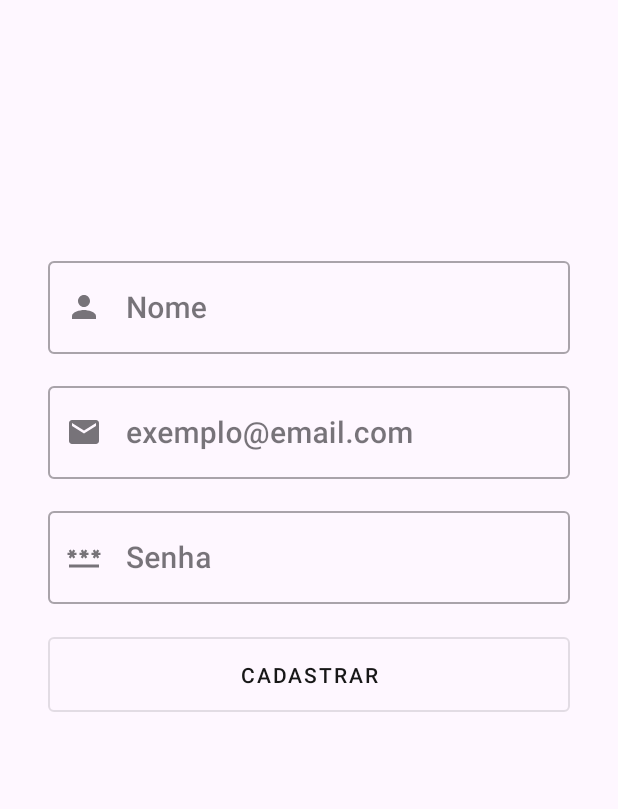
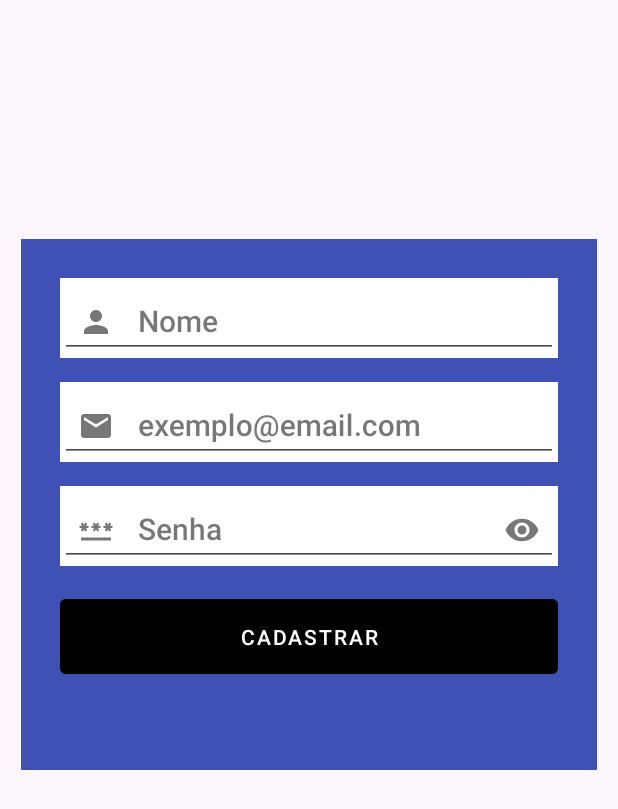
Before and after one commit to JorgeTranin/App-Loja-Virtual-Android-Master, an Android app: the RegisterFragment screen opened through its navigation route, on a phone screen of 412 x 824 dp. Shown: the top 809 px of the screen. Run offline under Robolectric (Android 15) with nearby library versions, the phone set to English and light mode, and no system bars; our stand-ins replace Firebase (no records; nobody signed in at launch, a user with empty details on screens opened directly).

Commit message:
feat - implementa cadastro de usuario com email e password

```diff
--- a/app/build.gradle.kts
+++ b/app/build.gradle.kts
@@ -43,6 +43,7 @@ dependencies {
     //Firebase
     implementation ("com.github.bumptech.glide:glide:4.16.0")
     implementation("com.google.firebase:firebase-auth:22.3.1")
+    implementation("com.google.firebase:firebase-storage:20.3.0")
     annotationProcessor ("com.github.bumptech.glide:compiler:4.12.0")
 
     //retrofit
--- a/app/src/main/java/com/jorge/lojavirtualandroidmaster/view/auth/AuthActivity.kt
+++ b/app/src/main/java/com/jorge/lojavirtualandroidmaster/view/auth/AuthActivity.kt
@@ -16,7 +16,11 @@ class AuthActivity : AppCompatActivity() {
         val navHostFragment =
             supportFragmentManager.findFragmentById(R.id.loginFragment) as NavHostFragment
         val navController = navHostFragment.navController
+
+
     }
 
 
+
+
 }
--- a/app/src/main/java/com/jorge/lojavirtualandroidmaster/view/auth/LoginFragment.kt
+++ b/app/src/main/java/com/jorge/lojavirtualandroidmaster/view/auth/LoginFragment.kt
@@ -1,15 +1,22 @@
 package com.jorge.lojavirtualandroidmaster.view.auth
 
+import android.content.Intent
 import android.os.Bundle
 import android.view.LayoutInflater
 import android.view.View
 import android.view.ViewGroup
 import androidx.fragment.app.Fragment
 import androidx.navigation.fragment.findNavController
+import com.google.android.material.snackbar.Snackbar
+import com.google.firebase.Firebase
+import com.google.firebase.auth.FirebaseAuth
+import com.google.firebase.auth.auth
 import com.jorge.lojavirtualandroidmaster.R
 import com.jorge.lojavirtualandroidmaster.databinding.FragmentLoginBinding
+import com.jorge.lojavirtualandroidmaster.view.activitys.MainActivity
 
 class LoginFragment : Fragment() {
+    private lateinit var auth: FirebaseAuth
     private var _binding: FragmentLoginBinding? = null
     private val binding get() = _binding!!
     override fun onCreateView(
@@ -21,16 +28,42 @@ class LoginFragment : Fragment() {
         val view = binding.root
         return view
 
+
     }
 
     override fun onViewCreated(view: View, savedInstanceState: Bundle?) {
         super.onViewCreated(view, savedInstanceState)
+        auth = Firebase.auth
+        val currentUser = auth.currentUser
+
+        if (currentUser != null){
+            val intent = Intent(requireContext(), MainActivity::class.java)
+            startActivity(intent)
+        }
         setupListeners()
     }
+
+
 
     private fun setupListeners() {
         binding.btnRegister.setOnClickListener {
             findNavController().navigate(R.id.action_loginFragment_to_registerFragment)
+        }
+        binding.imageLogin.setOnClickListener {
+            val email = binding.etEmail.text.toString()
+            val password = binding.etPassword.text.toString()
+            checkLogin(email, password)
+        }
+    }
+
+    private fun checkLogin(email: String, password:String) {
+        auth.signInWithEmailAndPassword(email, password).addOnCompleteListener{ task ->
+            if(task.isSuccessful){
+                val intent = Intent(requireContext(), MainActivity::class.java)
+                startActivity(intent)
+            }else{
+                Snackbar.make(binding.cardView, task.exception.toString(), Snackbar.LENGTH_LONG).show()
+            }
         }
     }
 
--- a/app/src/main/res/layout/fragment_register.xml
+++ b/app/src/main/res/layout/fragment_register.xml
@@ -9,14 +9,16 @@ tools:context=".view.auth.RegisterFragment">
 
     <androidx.constraintlayout.widget.ConstraintLayout
         android:layout_width="match_parent"
+        android:padding="14dp"
         android:layout_height="wrap_content">
 
         <LinearLayout
             android:layout_width="match_parent"
             android:layout_height="wrap_content"
+            android:background="@color/dark_blue"
             android:gravity="center"
             android:orientation="vertical"
-        android:padding="16dp"
+            android:padding="10dp"
             app:layout_constraintBottom_toBottomOf="parent"
             app:layout_constraintEnd_toEndOf="parent"
             app:layout_constraintHorizontal_bias="0.0"
@@ -25,12 +27,13 @@ tools:context=".view.auth.RegisterFragment">
 
             <com.google.android.material.textfield.TextInputLayout
                 android:id="@+id/til_nome"
-            style="@style/Widget.MaterialComponents.TextInputLayout.OutlinedBox"
+                style="@style/Widget.MaterialComponents.TextInputLayout.OutlinedBox.ExposedDropdownMenu"
                 android:layout_width="match_parent"
                 android:layout_height="wrap_content"
                 android:layout_marginStart="16dp"
                 android:layout_marginTop="16dp"
                 android:layout_marginEnd="16dp"
+                android:background="@color/white"
                 app:endIconMode="clear_text"
                 app:startIconDrawable="@drawable/baseline_person_24">
 
@@ -46,12 +49,13 @@ tools:context=".view.auth.RegisterFragment">
 
             <com.google.android.material.textfield.TextInputLayout
                 android:id="@+id/til_email"
-            style="@style/Widget.MaterialComponents.TextInputLayout.OutlinedBox"
+                style="@style/Widget.MaterialComponents.TextInputLayout.OutlinedBox.ExposedDropdownMenu"
                 android:layout_width="match_parent"
                 android:layout_height="wrap_content"
                 android:layout_marginStart="16dp"
                 android:layout_marginTop="16dp"
                 android:layout_marginEnd="16dp"
+                android:background="@color/white"
                 app:endIconMode="clear_text"
                 app:placeholderText="@string/text_email_hint"
                 app:startIconDrawable="@drawable/baseline_email_24">
@@ -67,13 +71,14 @@ tools:context=".view.auth.RegisterFragment">
 
             <com.google.android.material.textfield.TextInputLayout
                 android:id="@+id/til_password"
-            style="@style/Widget.MaterialComponents.TextInputLayout.OutlinedBox"
+                style="@style/Widget.MaterialComponents.TextInputLayout.OutlinedBox.ExposedDropdownMenu"
                 android:layout_width="match_parent"
                 android:layout_height="wrap_content"
                 android:layout_marginStart="16dp"
                 android:layout_marginTop="16dp"
                 android:layout_marginEnd="16dp"
-            app:endIconMode="clear_text"
+                android:background="@color/white"
+                app:endIconMode="password_toggle"
                 app:placeholderText="@string/password_exemple"
                 app:startIconDrawable="@drawable/baseline_password_24">
 
@@ -95,8 +100,10 @@ tools:context=".view.auth.RegisterFragment">
                 android:layout_marginStart="16dp"
                 android:layout_marginTop="16dp"
                 android:layout_marginEnd="16dp"
+                android:backgroundTint="@color/black"
                 android:padding="15dp"
-            android:text="@string/text_btn_cadastro_usuario" />
+                android:text="@string/text_btn_cadastro_usuario"
+                android:textColor="@color/white" />
 
 
             <ProgressBar
```
Also changed, not shown: app/src/main/AndroidManifest.xml (+5 -2 lines), app/src/main/java/com/jorge/lojavirtualandroidmaster/view/activitys/MainActivity.kt (added, +13 -0 lines), app/src/main/java/com/jorge/lojavirtualandroidmaster/view/auth/RegisterFragment.kt (+24 -2 lines), app/src/main/res/layout/activity_main.xml (added, +9 -0 lines). Lines whose indentation alone changed are shown as unchanged.
